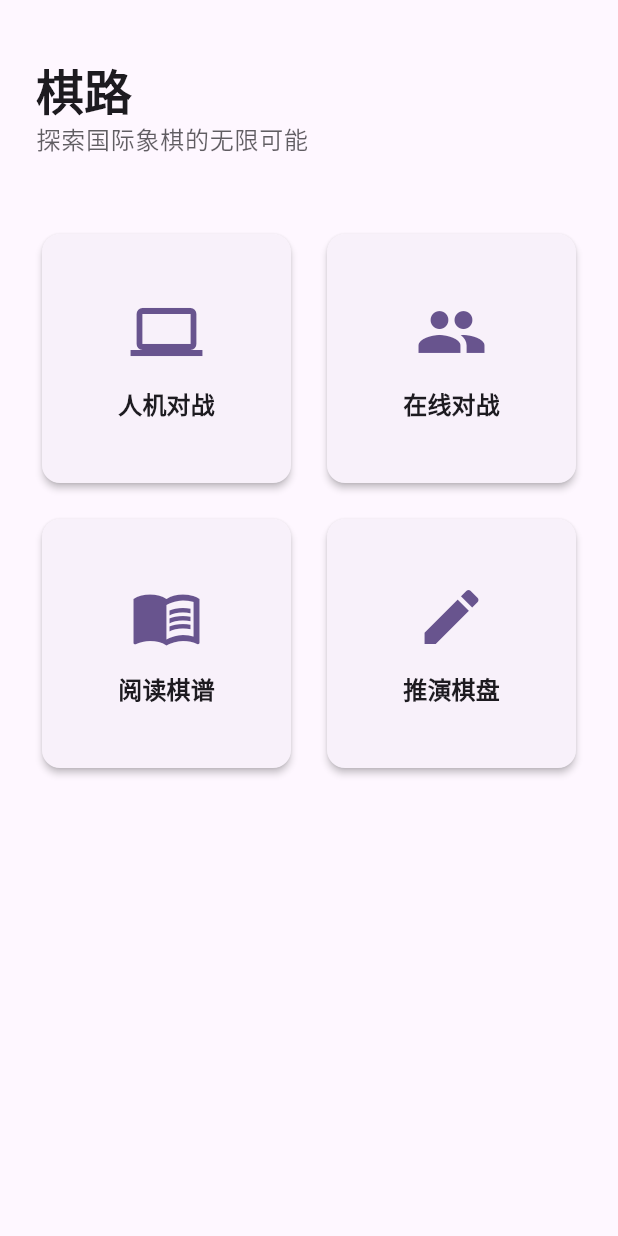
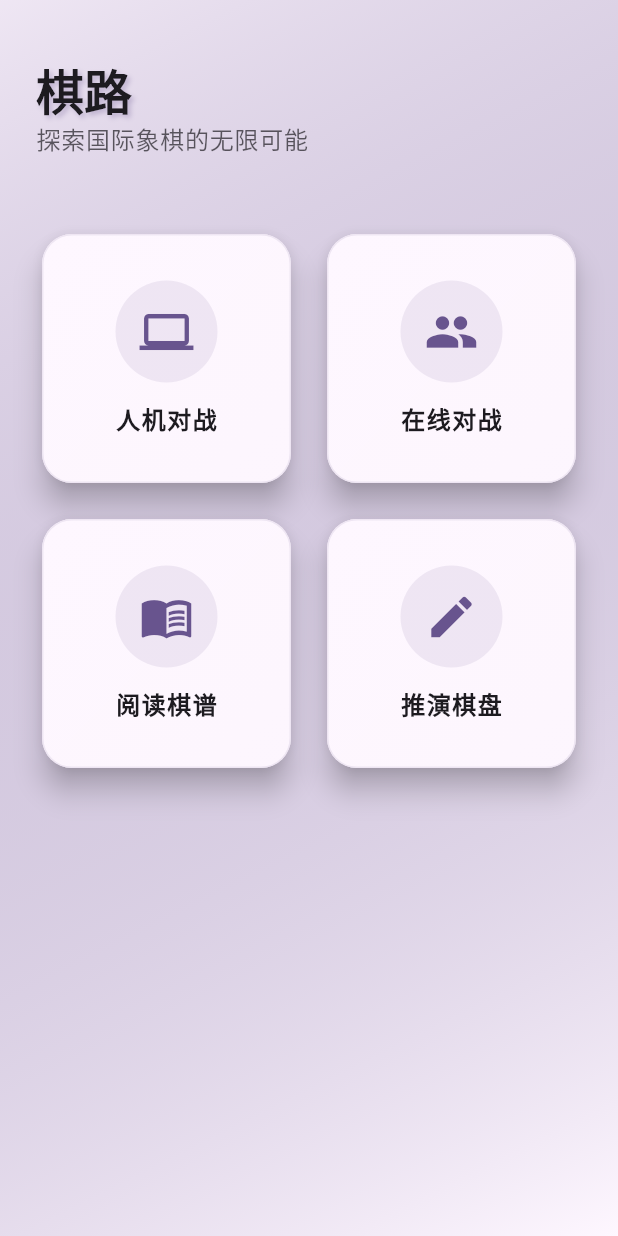
Before and after one commit to hezhaoyun/ichess_client, a Flutter app: the screen it shows after launch, on a phone screen of 412 x 824 dp. Run offline on Flutter 3.47's test engine with Material 3 defaults, Android fonts, the phone set to English and light mode, and no system bars; our stand-ins replace file_picker, fl_chart, socket_io_client; missing offline and left inert: chess, chess_vectors_flutter, stockfish, wp_chessboard.

```diff
--- a/lib/home_page.dart
+++ b/lib/home_page.dart
@@ -16,10 +16,19 @@ class HomePage extends StatefulWidget {
 
 class _HomePageState extends State<HomePage> {
   @override
-  Widget build(BuildContext context) {
-    return Scaffold(
-      backgroundColor: Theme.of(context).colorScheme.surface,
-      body: SafeArea(
+  Widget build(BuildContext context) => Scaffold(
+        body: Container(
+          decoration: BoxDecoration(
+            gradient: LinearGradient(
+              begin: Alignment.topLeft,
+              end: Alignment.bottomRight,
+              colors: [
+                Theme.of(context).colorScheme.primary.withOpacity(0.1),
+                Theme.of(context).colorScheme.surface,
+              ],
+            ),
+          ),
+          child: SafeArea(
             child: Padding(
               padding: const EdgeInsets.symmetric(horizontal: 24.0),
               child: Column(
@@ -30,6 +39,16 @@ class _HomePageState extends State<HomePage> {
                     '棋路',
                     style: Theme.of(context).textTheme.headlineLarge?.copyWith(
                       fontWeight: FontWeight.bold,
+                      shadows: [
+                        Shadow(
+                          color: Theme.of(context)
+                              .colorScheme
+                              .primary
+                              .withOpacity(0.3),
+                          offset: const Offset(2, 2),
+                          blurRadius: 4,
+                        ),
+                      ],
                     ),
                   ),
                   Text(
@@ -96,37 +115,80 @@ class _HomePageState extends State<HomePage> {
               ),
             ),
           ),
+        ),
       );
-  }
 
   Widget _buildCard({
     required IconData icon,
     required String label,
     required VoidCallback onTap,
   }) {
-    return Card(
-      elevation: 2,
+    return Hero(
+      tag: label,
+      child: Card(
+        elevation: 8,
+        shape: RoundedRectangleBorder(
+          borderRadius: BorderRadius.circular(20),
+          side: BorderSide(
+            color: Theme.of(context).colorScheme.primary.withOpacity(0.1),
+            width: 1,
+          ),
+        ),
+        child: Container(
+          decoration: BoxDecoration(
+            borderRadius: BorderRadius.circular(20),
+            gradient: LinearGradient(
+              begin: Alignment.topLeft,
+              end: Alignment.bottomRight,
+              colors: [
+                Theme.of(context).cardColor,
+                Theme.of(context).cardColor.withOpacity(0.8),
+              ],
+            ),
+          ),
           child: InkWell(
             onTap: onTap,
-        borderRadius: BorderRadius.circular(12),
+            borderRadius: BorderRadius.circular(20),
             child: Column(
               mainAxisAlignment: MainAxisAlignment.center,
               children: [
-            Icon(
+                TweenAnimationBuilder(
+                  duration: const Duration(milliseconds: 300),
+                  tween: Tween<double>(begin: 0.8, end: 1.0),
+                  builder: (context, double value, child) {
+                    return Transform.scale(
+                      scale: value,
+                      child: Container(
+                        padding: const EdgeInsets.all(16),
+                        decoration: BoxDecoration(
+                          color: Theme.of(context)
+                              .colorScheme
+                              .primary
+                              .withOpacity(0.1),
+                          shape: BoxShape.circle,
+                        ),
+                        child: Icon(
                           icon,
-              size: 48,
+                          size: 36,
                           color: Theme.of(context).colorScheme.primary,
+                        ),
+                      ),
+                    );
+                  },
                 ),
                 const SizedBox(height: 12),
                 Text(
                   label,
                   style: Theme.of(context).textTheme.titleMedium?.copyWith(
                         fontWeight: FontWeight.bold,
+                        letterSpacing: 1,
                       ),
                 ),
               ],
             ),
           ),
+        ),
+      ),
     );
   }
 }
--- a/lib/main.dart
+++ b/lib/main.dart
@@ -42,14 +42,13 @@ class _MyAppState extends State<MyApp> with WidgetsBindingObserver {
   }
 
   @override
-  Widget build(BuildContext context) {
-    return MaterialApp(
+  Widget build(BuildContext context) => MaterialApp(
         title: '国际象棋',
         theme: ThemeData(
           colorScheme: ColorScheme.fromSeed(seedColor: Colors.deepPurple),
           useMaterial3: true,
         ),
+        debugShowCheckedModeBanner: false,
         home: const HomePage(),
       );
 }
-}
```
Lines whose indentation alone changed are shown as unchanged.
